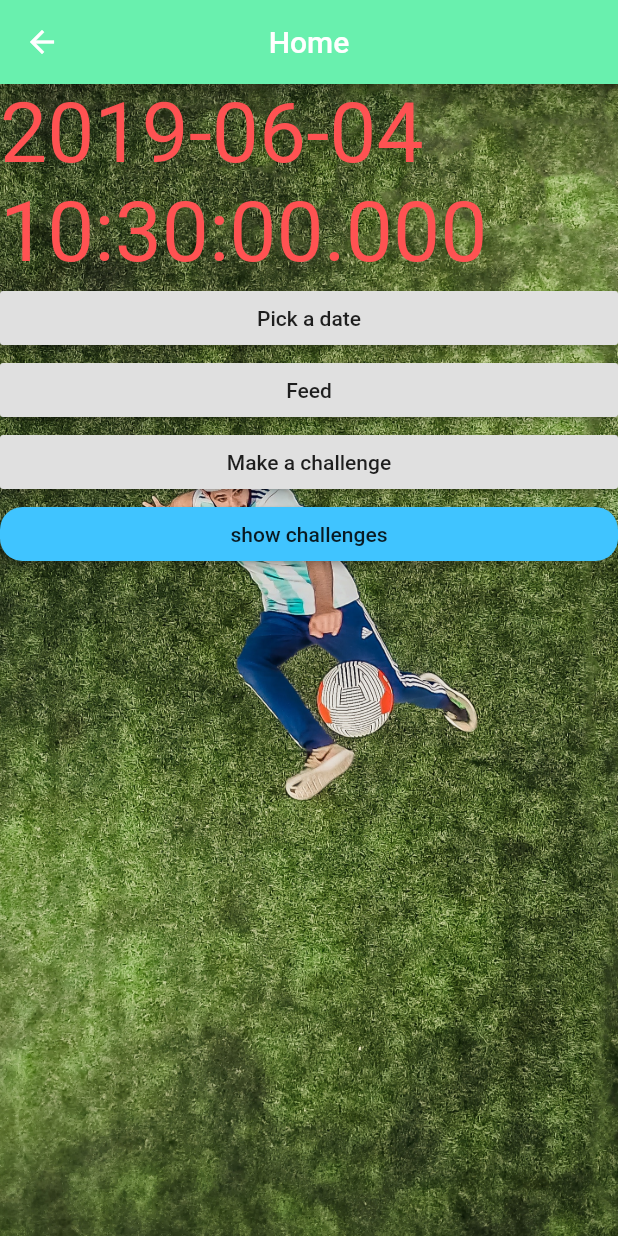
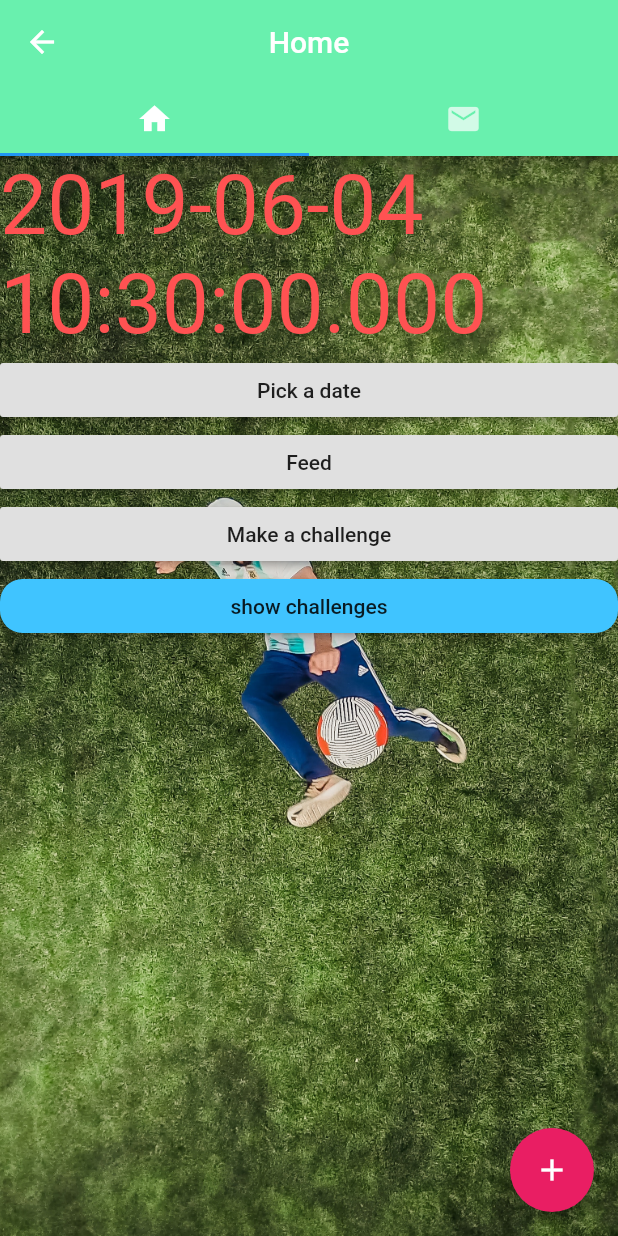
Before and after one commit to udith-shalinda/booking_app, a Flutter app: the PickDate screen opened directly, on a phone screen of 412 x 824 dp. Run offline on Flutter 3.47's test engine with Material 2 defaults, Android fonts, the light colour scheme and no system bars; our stand-ins replace date_format, firebase_auth, firebase_database, google_sign_in; accounts and stored records are empty.

Commit message:
Tab bar added to the home page

```diff
--- a/lib/ui/home.dart
+++ b/lib/ui/home.dart
@@ -15,16 +15,36 @@ class PickDate extends StatefulWidget {
   _PickDateState createState() => _PickDateState();
 }
 
-class _PickDateState extends State<PickDate> {
+class _PickDateState extends State<PickDate> with SingleTickerProviderStateMixin {
    DateTime selectedDate = DateTime.now();
+   TabController _controller;
 
-  @override
+   @override
+   void initState() {
+     super.initState();
+      _controller = new TabController(length: 2, vsync: this);
+   }
+
+
+   @override
+   void dispose() {
+      _controller.dispose();
+   }
+
+   @override
   Widget build(BuildContext context) {
     return Scaffold(
       appBar: AppBar(
         backgroundColor: Colors.greenAccent,
         title: new Text("Home"),
         centerTitle: true,
+        bottom: TabBar(
+          controller: _controller,
+          tabs: <Tab>[
+            new Tab(icon: new Icon(Icons.home),),
+            new Tab(icon: new Icon(Icons.email),)
+          ],
+        ),
       ),
       body: new Stack(
         children: <Widget>[
@@ -72,10 +92,19 @@ class _PickDateState extends State<PickDate> {
           ),
         ],
       ),
+      floatingActionButton: FloatingActionButton(
+        onPressed: () {
+          // Add your onPressed code here!
+        },
+        child: Icon(Icons.add),
+        backgroundColor: Colors.pink,
+      ),
     );
   }
 
-  Future<Null> _selectDate(BuildContext context) async {
+
+
+   Future<Null> _selectDate(BuildContext context) async {
     final DateTime picked = await showDatePicker(
         context: context,
         initialDate : DateTime.now(),
```
